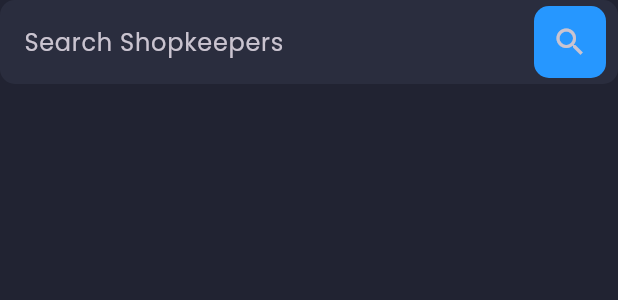
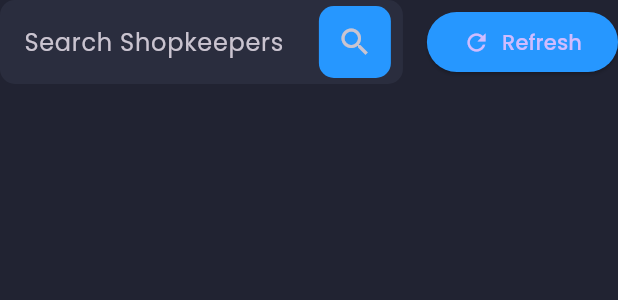
Before and after one commit to aman-chaudhary1/GaonWala_admin, a Flutter app: the ShopkeepersHeader widget shown alone on an empty page, opened directly, on a phone screen of 412 x 824 dp. Shown: the top 300 px of the screen. Run offline on Flutter 3.47's test engine with Material 3 defaults, Android fonts, the phone set to English and light mode, and no system bars; our stand-ins replace dropdown_button2, firebase_core, fl_chart, flutter_svg, gap, get and 3 more; missing offline and left inert: dart:html; accounts and stored records are empty; network calls fail; project files that could hold a hidden picture were left out.

Commit message:
fix bugs

```diff
--- a/lib/core/data/data_provider.dart
+++ b/lib/core/data/data_provider.dart
@@ -16,6 +16,7 @@ import '../../models/sub_category.dart';
 import '../../models/variant.dart';
 import '../../models/user.dart';
 import 'dart:async';
+import 'dart:convert';
 import '../../utility/notification_helper.dart';
 import '../../utility/sound_helper.dart';
 
@@ -102,6 +103,7 @@ class DataProvider extends ChangeNotifier {
       getAllUsers(),
     ]);
     print("✅ DataProvider: All data refreshed.");
+    print("📊 [Stats] Users: ${_allUsers.length}, Products: ${_allProducts.length}, Orders: ${_allOrders.length}, Categories: ${_allCategories.length}");
   }
 
   void startOrderPolling() {
@@ -633,6 +635,8 @@ class DataProvider extends ChangeNotifier {
     try {
       Response response = await service.getItems(endpointUrl: 'users');
       if (response.isOk) {
+        print("📥 [getAllUsers] Response Received. Body Type: ${response.body.runtimeType}");
+
         // Robust JSON parsing for web environments
         final dynamic responseBody = response.body is String
             ? json.decode(response.body)
@@ -643,6 +647,7 @@ class DataProvider extends ChangeNotifier {
             (json) =>
                 (json as List).map((item) => User.fromJson(item)).toList());
         _allUsers = apiResponse.data ?? [];
+        print("📥 [getAllUsers] Successfully parsed ${_allUsers.length} users.");
         _filteredUsers = List.from(_allUsers);
         notifyListeners();
         if (showSnack) SnackBarHelper.showSuccessSnackBar(apiResponse.message);
--- a/lib/screens/shopkeepers/components/shopkeepers_header.dart
+++ b/lib/screens/shopkeepers/components/shopkeepers_header.dart
@@ -22,6 +22,21 @@ class ShopkeepersHeader extends StatelessWidget {
           Spacer(flex: 2),
         Expanded(
           child: SearchField(),
+        ),
+        SizedBox(width: defaultPadding),
+        ElevatedButton.icon(
+          style: TextButton.styleFrom(
+            padding: EdgeInsets.symmetric(
+              horizontal: defaultPadding * 1.5,
+              vertical: defaultPadding / (Responsive.isMobile(context) ? 2 : 1),
+            ),
+            backgroundColor: primaryColor,
+          ),
+          onPressed: () {
+            context.read<DataProvider>().getAllUsers(showSnack: true);
+          },
+          icon: Icon(Icons.refresh),
+          label: Text("Refresh"),
         ),
       ],
     );
--- a/lib/utility/constants.dart
+++ b/lib/utility/constants.dart
@@ -5,5 +5,5 @@ const secondaryColor = Color(0xFF2A2D3E);
 const bgColor = Color(0xFF212332);
 const defaultPadding = 16.0;
 
- const MAIN_URL = 'https://sazedar-backend.onrender.com/';
-//  const MAIN_URL = 'http://localhost:3000/';
+ //const MAIN_URL = 'https://sazedar-backend.onrender.com/';
+  const MAIN_URL = 'http://localhost:3000/';
```
Also changed, not shown: lib/screens/users/components/users_header.dart (+15 -0 lines), lib/services/http_services.dart (+7 -4 lines), 1 other file.
